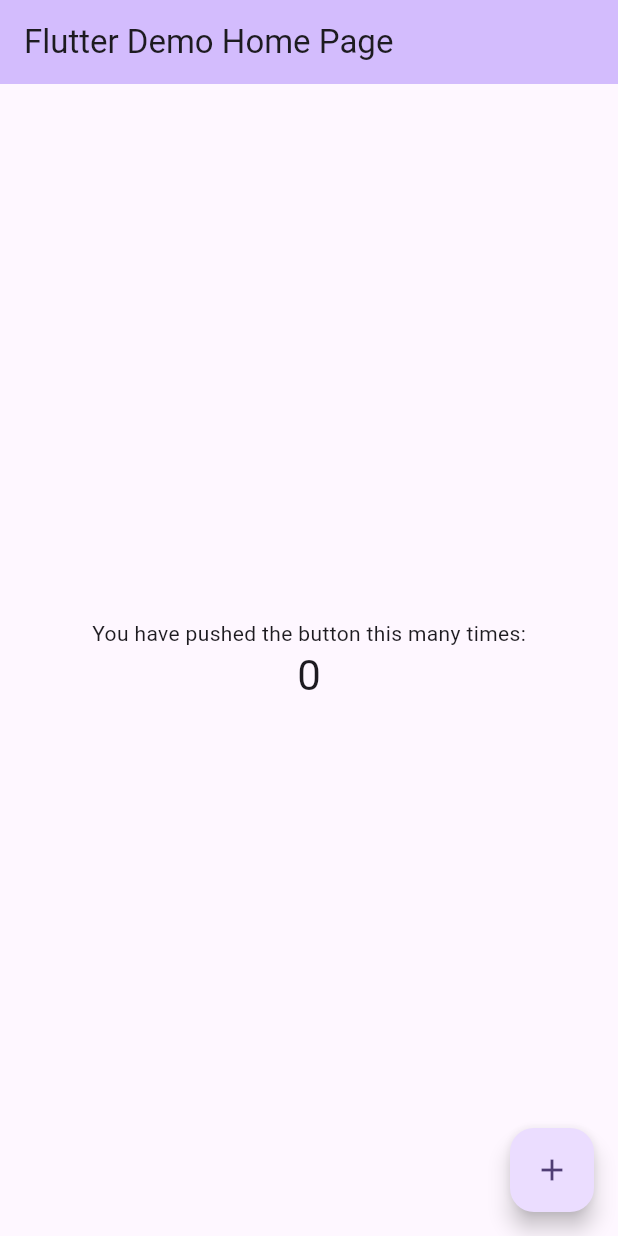
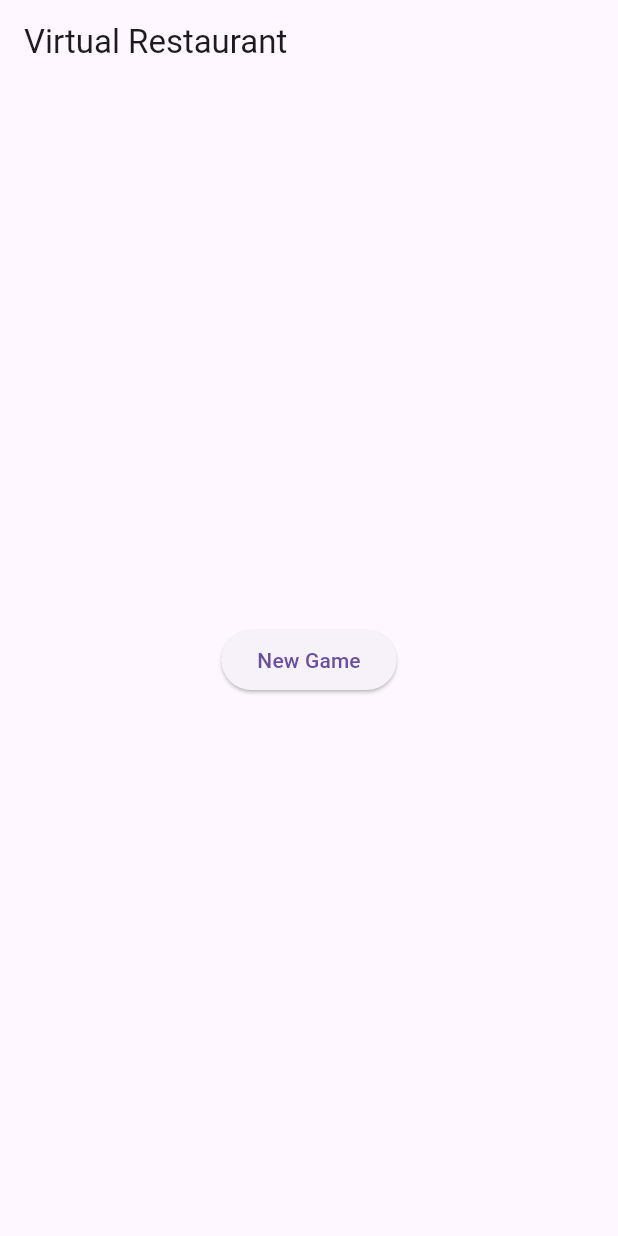
Before and after one commit to pandaxin8/food-waste-game, a Flutter app: the screen it shows after launch, on a phone screen of 412 x 824 dp. Run offline on Flutter 3.47's test engine with Material 3 defaults, Android fonts, the phone set to English and light mode, and no system bars.

Commit message:
added screens + widgets + state + basic test

```diff
--- a/food_waste_game/lib/main.dart
+++ b/food_waste_game/lib/main.dart
@@ -1,125 +1,34 @@
 import 'package:flutter/material.dart';
+import 'package:provider/provider.dart';
+import '../state/game_state.dart';
+import '../screens/main_menu_screen.dart';
+import '../screens/game_screen.dart';
+// Import additional screen files as you create them
 
 void main() {
-  runApp(const MyApp());
+  runApp(
+    ChangeNotifierProvider(
+      create: (context) => GameState(), // Instantiate your GameState
+      child: MyApp(),
+    ),
+  );
 }
 
 class MyApp extends StatelessWidget {
-  const MyApp({super.key});
-
-  // This widget is the root of your application.
+  const MyApp({Key? key}) : super(key: key); // Constructor marked 'const'
   @override
   Widget build(BuildContext context) {
     return MaterialApp(
-      title: 'Flutter Demo',
+      title: 'Virtual Restaurant',
       theme: ThemeData(
-        // This is the theme of your application.
-        //
-        // TRY THIS: Try running your application with "flutter run". You'll see
-        // the application has a purple toolbar. Then, without quitting the app,
-        // try changing the seedColor in the colorScheme below to Colors.green
-        // and then invoke "hot reload" (save your changes or press the "hot
-        // reload" button in a Flutter-supported IDE, or press "r" if you used
-        // the command line to start the app).
-        //
-        // Notice that the counter didn't reset back to zero; the application
-        // state is not lost during the reload. To reset the state, use hot
-        // restart instead.
-        //
-        // This works for code too, not just values: Most code changes can be
-        // tested with just a hot reload.
-        colorScheme: ColorScheme.fromSeed(seedColor: Colors.deepPurple),
-        useMaterial3: true,
+        primarySwatch: Colors.green, // Adjust your theme here
       ),
-      home: const MyHomePage(title: 'Flutter Demo Home Page'),
+      initialRoute: '/', // Route to the main menu
+      routes: {
+        '/': (context) => MainMenuScreen(),
+        '/game': (context) => GameScreen(),
+        // Add routes for other screens as needed
+      },
     );
   }
 }
-
-class MyHomePage extends StatefulWidget {
-  const MyHomePage({super.key, required this.title});
-
-  // This widget is the home page of your application. It is stateful, meaning
-  // that it has a State object (defined below) that contains fields that affect
-  // how it looks.
-
-  // This class is the configuration for the state. It holds the values (in this
-  // case the title) provided by the parent (in this case the App widget) and
-  // used by the build method of the State. Fields in a Widget subclass are
-  // always marked "final".
-
-  final String title;
-
-  @override
-  State<MyHomePage> createState() => _MyHomePageState();
-}
-
-class _MyHomePageState extends State<MyHomePage> {
-  int _counter = 0;
-
-  void _incrementCounter() {
-    setState(() {
-      // This call to setState tells the Flutter framework that something has
-      // changed in this State, which causes it to rerun the build method below
-      // so that the display can reflect the updated values. If we changed
-      // _counter without calling setState(), then the build method would not be
-      // called again, and so nothing would appear to happen.
-      _counter++;
-    });
-  }
-
-  @override
-  Widget build(BuildContext context) {
-    // This method is rerun every time setState is called, for instance as done
-    // by the _incrementCounter method above.
-    //
-    // The Flutter framework has been optimized to make rerunning build methods
-    // fast, so that you can just rebuild anything that needs updating rather
-    // than having to individually change instances of widgets.
-    return Scaffold(
-      appBar: AppBar(
-        // TRY THIS: Try changing the color here to a specific color (to
-        // Colors.amber, perhaps?) and trigger a hot reload to see the AppBar
-        // change color while the other colors stay the same.
-        backgroundColor: Theme.of(context).colorScheme.inversePrimary,
-        // Here we take the value from the MyHomePage object that was created by
-        // the App.build method, and use it to set our appbar title.
-        title: Text(widget.title),
-      ),
-      body: Center(
-        // Center is a layout widget. It takes a single child and positions it
-        // in the middle of the parent.
-        child: Column(
-          // Column is also a layout widget. It takes a list of children and
-          // arranges them vertically. By default, it sizes itself to fit its
-          // children horizontally, and tries to be as tall as its parent.
-          //
-          // Column has various properties to control how it sizes itself and
-          // how it positions its children. Here we use mainAxisAlignment to
-          // center the children vertically; the main axis here is the vertical
-          // axis because Columns are vertical (the cross axis would be
-          // horizontal).
-          //
-          // TRY THIS: Invoke "debug painting" (choose the "Toggle Debug Paint"
-          // action in the IDE, or press "p" in the console), to see the
-          // wireframe for each widget.
-          mainAxisAlignment: MainAxisAlignment.center,
-          children: <Widget>[
-            const Text(
-              'You have pushed the button this many times:',
-            ),
-            Text(
-              '$_counter',
-              style: Theme.of(context).textTheme.headlineMedium,
-            ),
-          ],
-        ),
-      ),
-      floatingActionButton: FloatingActionButton(
-        onPressed: _incrementCounter,
-        tooltip: 'Increment',
-        child: const Icon(Icons.add),
-      ), // This trailing comma makes auto-formatting nicer for build methods.
-    );
-  }
-}
--- a/food_waste_game/lib/models/guest.dart
+++ b/food_waste_game/lib/models/guest.dart
@@ -1,3 +1,5 @@
+import 'package:food_waste_game/models/dish.dart';
+
 class Guest {
   final String name; // for a bit of personality
   final String preferenceIcon; // visual cue
@@ -10,4 +12,8 @@ class Guest {
     required this.dietaryRestrictions,
     required this.maxCalories,
   });
+
+  bool isSatisfiedBy(Dish dish) {
+    return dish.doesSatisfyDietaryRestrictions(this); //&& dish.calculateCalorieScore(this) >= 50; // assuming a minimum calorie target
+  }
 }
--- a/food_waste_game/lib/screens/main_menu_screen.dart
+++ b/food_waste_game/lib/screens/main_menu_screen.dart
@@ -0,0 +1,31 @@
+import 'package:flutter/material.dart';
+import 'package:food_waste_game/screens/game_screen.dart';
+import 'package:provider/provider.dart';
+import '../state/game_state.dart';
+
+
+class MainMenuScreen extends StatelessWidget {
+  @override
+  Widget build(BuildContext context) {
+    return Scaffold(
+      appBar: AppBar(
+        title: Text('Virtual Restaurant'),
+      ),
+      body: Center(
+        child: Column(
+          mainAxisAlignment: MainAxisAlignment.center,
+          children: [
+            ElevatedButton(
+              onPressed: () {
+                Provider.of<GameState>(context, listen: false).startNewGame();
+                Navigator.push(context, MaterialPageRoute(builder: (context) => GameScreen()));
+              },
+              child: Text('New Game'),
+            ),
+            // ... (Other buttons: Load Saved Game, High Scores, Educational Content)
+          ],
+        ),
+      ),
+    );
+  }
+}
--- a/food_waste_game/lib/state/game_state.dart
+++ b/food_waste_game/lib/state/game_state.dart
@@ -1,10 +1,72 @@
 import 'package:flutter/material.dart';
 import '../models/ingredient.dart';
 import '../models/guest.dart';
-// ... other imports if needed
+import '../models/dish.dart';
 
 class GameState with ChangeNotifier {
-  // ... state variables (score, waste, ingredients, current level, etc.)
+  int _score = 0;
+  int _wasteAmount = 0;
+  int _currentLevel = 1;
+  List<Ingredient> _availableIngredients = [];
+  List<Guest> _currentGuests = [];
 
-  // ... game logic methods (prepareDish, calculateWaste, startLevel, etc.)
+  // constructor to initialise with sample data
+  GameState() {
+    // load data from local storage or an external source eventually
+    // ... for now, we'll initialise with some basic sample data
+    _availableIngredients = [
+      Ingredient(name: 'Tomato', imageUrl: '...', dietaryTags: ['vegetarian'], calories: 20),
+      Ingredient(name: 'Lettuce', imageUrl: '...', dietaryTags: ['vegetarian', 'vegan'], calories: 10),
+      // ... more ingredients here
+    ];
+    _currentGuests = [
+      Guest(name: 'Alice', preferenceIcon: '...', dietaryRestrictions: ['gluten-free'], maxCalories: 500)
+      // ... more guests here
+    ];
+  }
+
+  // accessors - getters
+  int get score => _score;
+  int get wasteAmount => _wasteAmount;
+  int get currentLevel => _currentLevel;
+  List<Ingredient> get availableIngredients => _availableIngredients;
+  List<Guest> get currentGuests => _currentGuests;
+
+  // methods to modify the state
+
+  void startNewGame() {
+    _score = 0;
+    _wasteAmount = 0;
+    _currentLevel = 1;
+    _loadLevel(_currentLevel); // Fetch level data
+  }
+
+  void submitDish(Dish dish) {
+    // 1. check if the dish matches any current guest's needs
+    // 2. calculate score impact (positive or negative)
+    // 3. calculate waste amount
+    // 4. update _score and _wasteAmount
+    bool dishMatched = false;
+    for (Guest guest in _currentGuests) {
+      if (guest.isSatisfiedBy(dish)) {
+        _score += 20; // Example positive score
+        dishMatched = true;
+        break; // assuming the dish is meant for a single guest
+      }
+    }
+
+    if (!dishMatched) {
+      _wasteAmount += 10; // example penalty
+    }
+
+    notifyListeners(); // notify UI to rebuild
+  }
+
+  void _loadLevel(int levelNumber) {
+    // ... logic to fetch level data (guests, ingredients) based on levelNumber
+    // ... update _currentGuests and _availableIngredients
+    notifyListeners();
+  }
+
+  // ... more methods as game mechanics evolve (e.g. ending level, changing ingredients based on dish usage, etc.)
 }
--- a/food_waste_game/pubspec.yaml
+++ b/food_waste_game/pubspec.yaml
@@ -30,6 +30,7 @@ environment:
 dependencies:
   flutter:
     sdk: flutter
+  provider: ^5.0.0
 
 
   # The following adds the Cupertino Icons font to your application.
```
Also changed, not shown: food_waste_game/lib/models/dish.dart (+15 -0 lines), food_waste_game/lib/screens/game_screen.dart (+45 -0 lines), food_waste_game/lib/screens/preparation_area.dart (added, +57 -0 lines), food_waste_game/lib/widgets/guest_profile_widget.dart (+37 -0 lines), food_waste_game/lib/widgets/ingredient_widget.dart (+28 -0 lines), food_waste_game/lib/widgets/waste_meter.dart (+33 -0 lines), food_waste_game/pubspec.lock, 2 other files.
